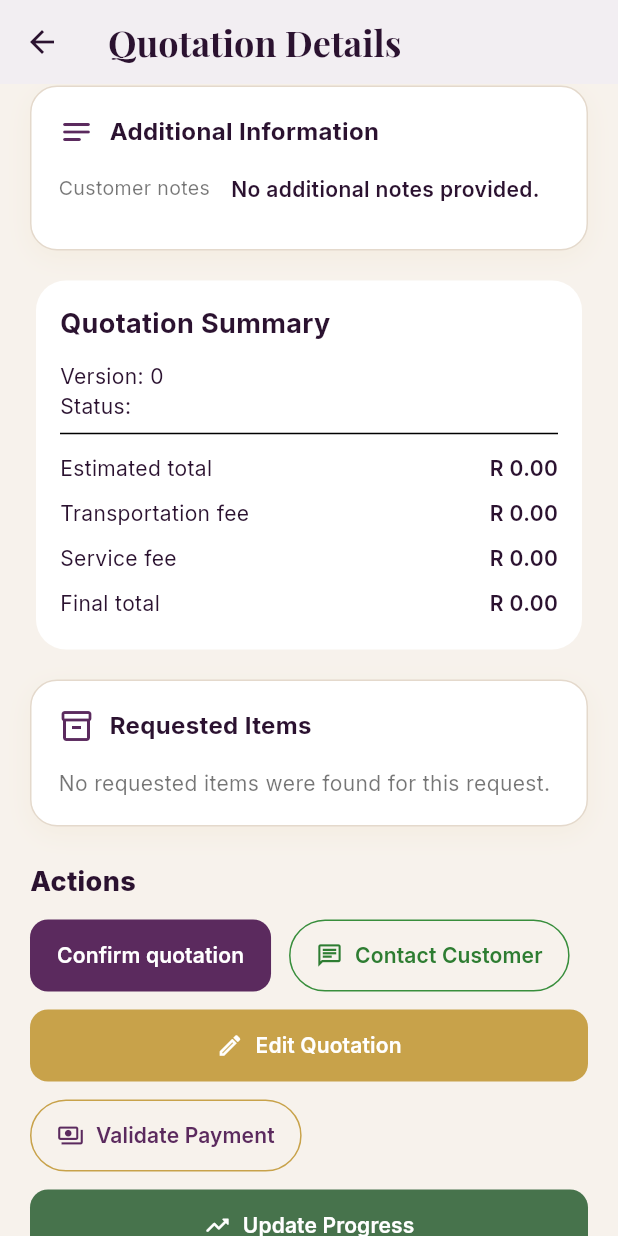
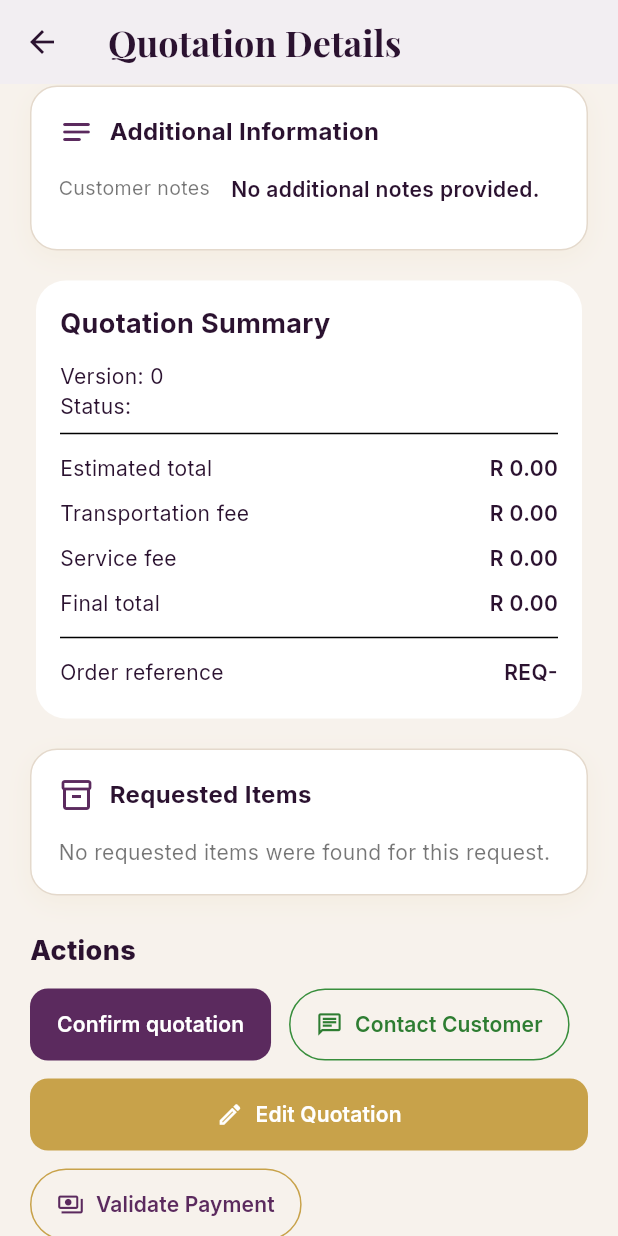
Before and after one commit to Michael-23-bloem/ITC327W, a Flutter app: the QuotationDetailView screen opened directly with empty values, scrolled down 576 dp, on a phone screen of 412 x 824 dp. Run offline on Flutter 3.47's test engine with Material 3 defaults, Android fonts, the light colour scheme and no system bars; our stand-ins replace go_router, google_fonts, image_picker, supabase_flutter, table_calendar; accounts and stored records are empty.

Commit message:
add generated order references and improve quotation summary display

```diff
--- a/FLUTTER_APPLICATION/admin_flutter_application/lib/models/order.dart
+++ b/FLUTTER_APPLICATION/admin_flutter_application/lib/models/order.dart
@@ -13,6 +13,7 @@ class OrderLineItem {
 class Order {
   final String id;
   final String customerId;
+  final String? reference;
   final String status;
   final String eventType;
   final DateTime eventDate;
@@ -33,6 +34,7 @@ class Order {
   Order({
     required this.id,
     required this.customerId,
+     this.reference,
     required this.status,
     required this.eventType,
     required this.eventDate,
@@ -106,6 +108,7 @@ class Order {
 
     return Order(
       id: json['id'] as String,
+      reference: json['reference'] as String?,
       customerId: json['customer_id'] as String,
       status: json['status'] as String? ?? 'request_sent',
       eventType: json['event_type'] as String? ?? 'Event',
@@ -136,6 +139,19 @@ class Order {
 
   String get eventTypeLabel => eventType;
 
+  String get referenceLabel {
+  if (reference != null && reference!.isNotEmpty) {
+    return reference!;
+  }
+
+  final cleanId = id.replaceAll('-', '').toUpperCase();
+  final shortId = cleanId.length > 8
+      ? cleanId.substring(0, 8)
+      : cleanId;
+
+  return 'REQ-$shortId';
+}
+
   String get displayName =>
       (customerName != null && customerName!.isNotEmpty)
           ? customerName!
--- a/FLUTTER_APPLICATION/admin_flutter_application/lib/views/quotation_details_view.dart
+++ b/FLUTTER_APPLICATION/admin_flutter_application/lib/views/quotation_details_view.dart
@@ -122,7 +122,8 @@ class _QuotationDetailViewState extends State<QuotationDetailView> {
       );
     }
   }
-    Future<void> _confirmPayment(BuildContext context, String orderId) async {
+
+  Future<void> _confirmPayment(BuildContext context, String orderId) async {
     bool paymentReceived = false;
     bool referenceMatches = false;
 
@@ -298,7 +299,7 @@ class _QuotationDetailViewState extends State<QuotationDetailView> {
     );
   }
 
-  Widget _buildQuotationCard() {
+  Widget _buildQuotationCard(o) {
     if (_quotationLoading) {
       return const Card(
         child: Padding(
@@ -349,6 +350,9 @@ class _QuotationDetailViewState extends State<QuotationDetailView> {
             _quotationRow('Service fee', money(quotation['service_fee'])),
             if (quotation['final_total'] != null)
               _quotationRow('Final total', money(quotation['final_total'])),
+            const Divider(),
+
+            _quotationRow('Order reference', o.referenceLabel),
           ],
         ),
       ),
@@ -510,7 +514,7 @@ class _QuotationDetailViewState extends State<QuotationDetailView> {
                 const SizedBox(height: 16),
 
                 // Quotation summary
-                _buildQuotationCard(),
+                _buildQuotationCard(o),
 
                 const SizedBox(height: 16),
                 // Requested items
@@ -702,7 +706,7 @@ class _QuotationDetailViewState extends State<QuotationDetailView> {
                       ),
                     ),
 
-                                        OutlinedButton.icon(
+                    OutlinedButton.icon(
                       onPressed: () => _confirmPayment(context, o.id),
                       icon: const Icon(Icons.payments_outlined),
                       label: const Text('Validate Payment'),
```
Also changed, not shown: FLUTTER_APPLICATION/admin_flutter_application/lib/services/order_item_service.dart (+7 -1 lines), FLUTTER_APPLICATION/admin_flutter_application/lib/viewmodels/user_viewmodel.dart (+47 -1 lines), FLUTTER_APPLICATION/admin_flutter_application/lib/views/accounts_list_views.dart (+58 -18 lines).
